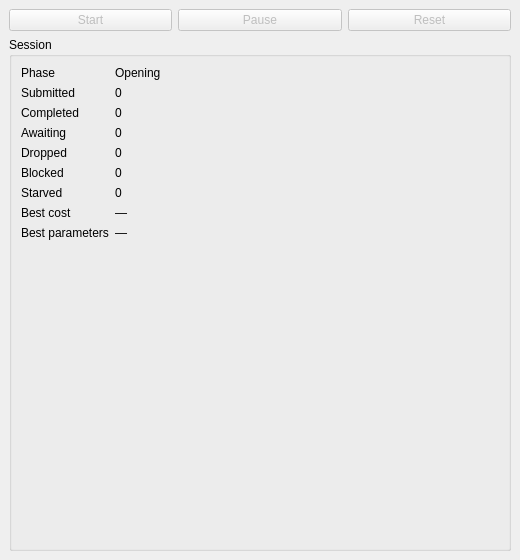
First picture: the form in labscript_optimization/window.ui, repository spielman-group/labscript-optimization, before the edit.
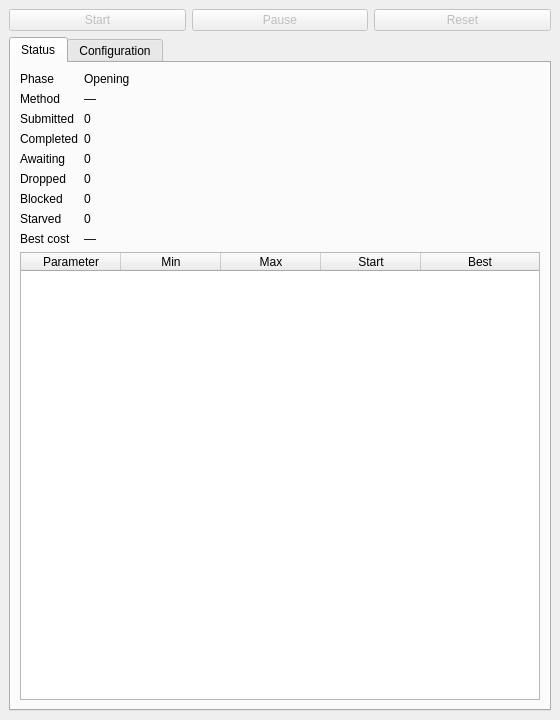
Second picture: the form after the edit.

Commit message:
Give the optimizer window tabs, a parameter table, a legend row and an icon
The Status tab adds the learner and a table of each parameter's range,
start and best value, replacing the unlabelled list. The Configuration tab
shows the TOML file as loaded: the worker reads it once and parses that
text. The legend sits in one row above the axes, listing only sources with
points, which also clears the plot's top edge. The worker's QApplication
comes from labscript_utils.splash.get_qapplication and carries the new
optimizer.svg icon.

Patch:
```diff
--- a/labscript_optimization/window.ui
+++ b/labscript_optimization/window.ui
@@ -3,7 +3,7 @@
  <class>OptimizerWindow</class>
  <widget class="QMainWindow" name="OptimizerWindow">
   <property name="geometry">
-   <rect><x>0</x><y>0</y><width>520</width><height>560</height></rect>
+   <rect><x>0</x><y>0</y><width>560</width><height>720</height></rect>
   </property>
   <property name="windowTitle"><string>labscript optimizer</string></property>
   <widget class="QWidget" name="centralwidget">
@@ -16,28 +16,48 @@
      </layout>
     </item>
     <item>
-     <widget class="QGroupBox" name="status_group">
-      <property name="title"><string>Session</string></property>
-      <layout class="QFormLayout" name="statusLayout">
-       <item row="0" column="0"><widget class="QLabel" name="phase_label"><property name="text"><string>Phase</string></property></widget></item>
-       <item row="0" column="1"><widget class="QLabel" name="phase_value"><property name="text"><string>Opening</string></property><property name="wordWrap"><bool>true</bool></property></widget></item>
-       <item row="1" column="0"><widget class="QLabel" name="submitted_label"><property name="text"><string>Submitted</string></property></widget></item>
-       <item row="1" column="1"><widget class="QLabel" name="submitted_value"><property name="text"><string>0</string></property></widget></item>
-       <item row="2" column="0"><widget class="QLabel" name="completed_label"><property name="text"><string>Completed</string></property></widget></item>
-       <item row="2" column="1"><widget class="QLabel" name="completed_value"><property name="text"><string>0</string></property></widget></item>
-       <item row="3" column="0"><widget class="QLabel" name="awaiting_label"><property name="text"><string>Awaiting</string></property></widget></item>
-       <item row="3" column="1"><widget class="QLabel" name="awaiting_value"><property name="text"><string>0</string></property></widget></item>
-       <item row="4" column="0"><widget class="QLabel" name="dropped_label"><property name="text"><string>Dropped</string></property></widget></item>
-       <item row="4" column="1"><widget class="QLabel" name="dropped_value"><property name="text"><string>0</string></property></widget></item>
-       <item row="5" column="0"><widget class="QLabel" name="blocked_label"><property name="text"><string>Blocked</string></property></widget></item>
-       <item row="5" column="1"><widget class="QLabel" name="blocked_value"><property name="text"><string>0</string></property></widget></item>
-       <item row="6" column="0"><widget class="QLabel" name="starved_label"><property name="text"><string>Starved</string></property></widget></item>
-       <item row="6" column="1"><widget class="QLabel" name="starved_value"><property name="text"><string>0</string></property></widget></item>
-       <item row="7" column="0"><widget class="QLabel" name="best_cost_label"><property name="text"><string>Best cost</string></property></widget></item>
-       <item row="7" column="1"><widget class="QLabel" name="best_cost_value"><property name="text"><string>—</string></property></widget></item>
-       <item row="8" column="0"><widget class="QLabel" name="best_params_label"><property name="text"><string>Best parameters</string></property></widget></item>
-       <item row="8" column="1"><widget class="QLabel" name="best_params_value"><property name="text"><string>—</string></property><property name="wordWrap"><bool>true</bool></property></widget></item>
-      </layout>
+     <widget class="QTabWidget" name="tabs">
+      <widget class="QWidget" name="status_tab">
+       <attribute name="title"><string>Status</string></attribute>
+       <layout class="QVBoxLayout" name="statusTabLayout">
+        <item>
+         <layout class="QFormLayout" name="statusLayout">
+          <item row="0" column="0"><widget class="QLabel" name="phase_label"><property name="text"><string>Phase</string></property></widget></item>
+          <item row="0" column="1"><widget class="QLabel" name="phase_value"><property name="text"><string>Opening</string></property><property name="wordWrap"><bool>true</bool></property></widget></item>
+          <item row="1" column="0"><widget class="QLabel" name="method_label"><property name="text"><string>Method</string></property></widget></item>
+          <item row="1" column="1"><widget class="QLabel" name="method_value"><property name="text"><string>—</string></property></widget></item>
+          <item row="2" column="0"><widget class="QLabel" name="submitted_label"><property name="text"><string>Submitted</string></property></widget></item>
+          <item row="2" column="1"><widget class="QLabel" name="submitted_value"><property name="text"><string>0</string></property></widget></item>
+          <item row="3" column="0"><widget class="QLabel" name="completed_label"><property name="text"><string>Completed</string></property></widget></item>
+          <item row="3" column="1"><widget class="QLabel" name="completed_value"><property name="text"><string>0</string></property></widget></item>
+          <item row="4" column="0"><widget class="QLabel" name="awaiting_label"><property name="text"><string>Awaiting</string></property></widget></item>
+          <item row="4" column="1"><widget class="QLabel" name="awaiting_value"><property name="text"><string>0</string></property></widget></item>
+          <item row="5" column="0"><widget class="QLabel" name="dropped_label"><property name="text"><string>Dropped</string></property></widget></item>
+          <item row="5" column="1"><widget class="QLabel" name="dropped_value"><property name="text"><string>0</string></property></widget></item>
+          <item row="6" column="0"><widget class="QLabel" name="blocked_label"><property name="text"><string>Blocked</string></property></widget></item>
+          <item row="6" column="1"><widget class="QLabel" name="blocked_value"><property name="text"><string>0</string></property></widget></item>
+          <item row="7" column="0"><widget class="QLabel" name="starved_label"><property name="text"><string>Starved</string></property></widget></item>
+          <item row="7" column="1"><widget class="QLabel" name="starved_value"><property name="text"><string>0</string></property></widget></item>
+          <item row="8" column="0"><widget class="QLabel" name="best_cost_label"><property name="text"><string>Best cost</string></property></widget></item>
+          <item row="8" column="1"><widget class="QLabel" name="best_cost_value"><property name="text"><string>—</string></property></widget></item>
+         </layout>
+        </item>
+        <item>
+         <widget class="QTableWidget" name="parameters_table">
+          <property name="editTriggers"><set>QAbstractItemView::NoEditTriggers</set></property>
+          <attribute name="verticalHeaderVisible"><bool>false</bool></attribute>
+          <attribute name="horizontalHeaderStretchLastSection"><bool>true</bool></attribute>
+          <column><property name="text"><string>Parameter</string></property></column><column><property name="text"><string>Min</string></property></column><column><property name="text"><string>Max</string></property></column><column><property name="text"><string>Start</string></property></column><column><property name="text"><string>Best</string></property></column>
+         </widget>
+        </item>
+       </layout>
+      </widget>
+      <widget class="QWidget" name="config_tab">
+       <attribute name="title"><string>Configuration</string></attribute>
+       <layout class="QVBoxLayout" name="configTabLayout">
+        <item><widget class="QPlainTextEdit" name="config_text"><property name="readOnly"><bool>true</bool></property><property name="lineWrapMode"><enum>QPlainTextEdit::NoWrap</enum></property></widget></item>
+       </layout>
+      </widget>
      </widget>
     </item>
     <item>
```
The commit also changes 6 other files.
